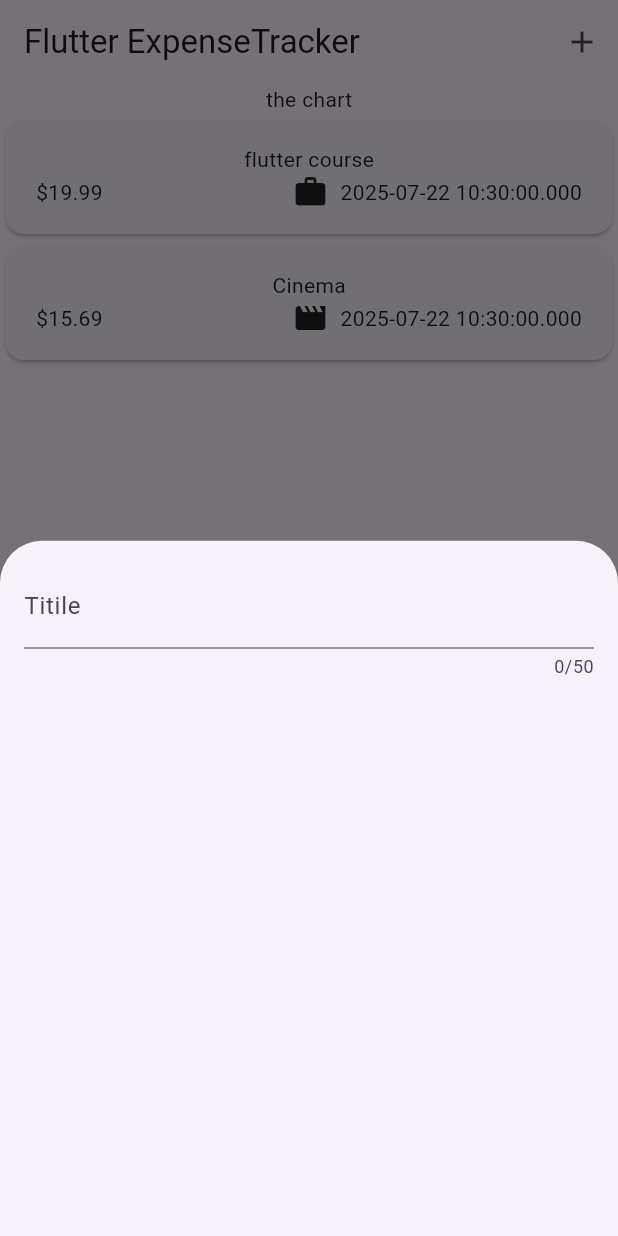
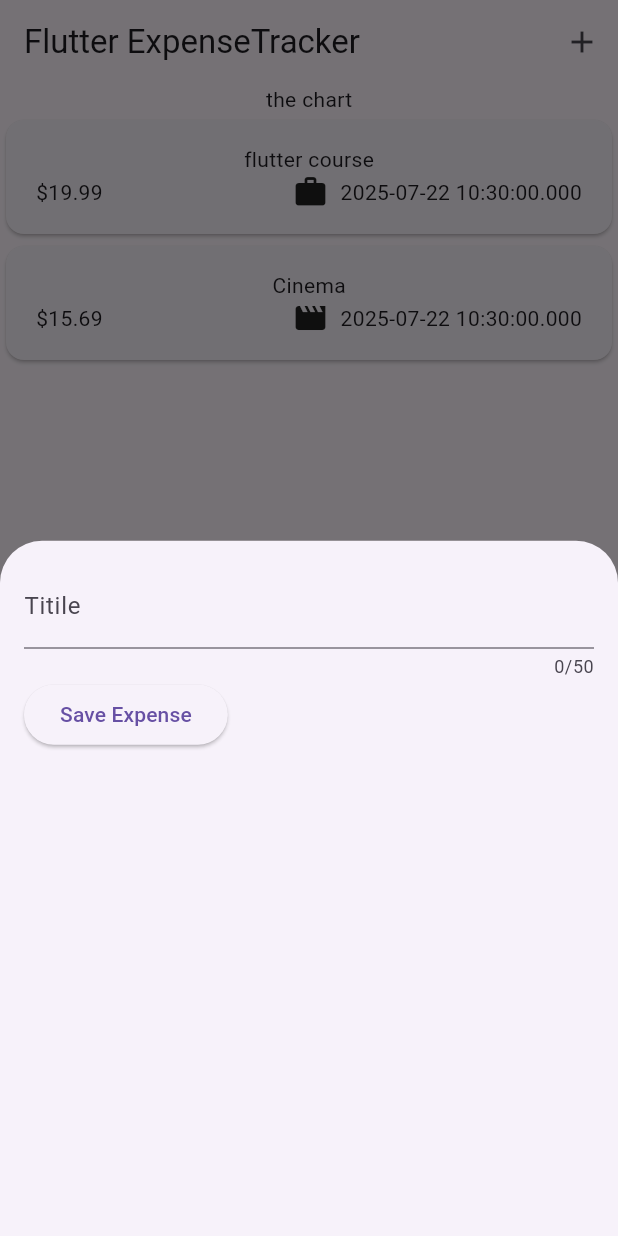
Before and after one commit to morningHiHi/flutter_expenses_tracker_ForLearn, a Flutter app: the screen it shows after launch, after a tap on the "add" icon, on a phone screen of 412 x 824 dp. Run offline on Flutter 3.47's test engine with Material 3 defaults, Android fonts, the phone set to English and light mode, and no system bars.

Commit message:
create _saveTitleInput method and make a button for trigger method

```diff
--- a/lib/widgets/new_expense.dart
+++ b/lib/widgets/new_expense.dart
@@ -9,6 +9,11 @@ class NewExpense extends StatefulWidget {
 }
 
 class _NewExpenseState extends State<NewExpense> {
+  String? _enteredTitle;
+  void _saveTitleInput(String inputValue) {
+    _enteredTitle = inputValue;
+  }
+
   @override
   Widget build(BuildContext context) {
     return Padding(
@@ -16,8 +21,19 @@ class _NewExpenseState extends State<NewExpense> {
       child: Column(
         children: [
           TextField(
+            onChanged: _saveTitleInput,
             maxLength: 50,
             decoration: InputDecoration(label: Text('Titile')),
+          ),
+          Row(
+            children: [
+              ElevatedButton(
+                onPressed: () {
+                  print(_enteredTitle);
+                },
+                child: const Text('Save Expense'),
+              ),
+            ],
           ),
         ],
       ),
```
